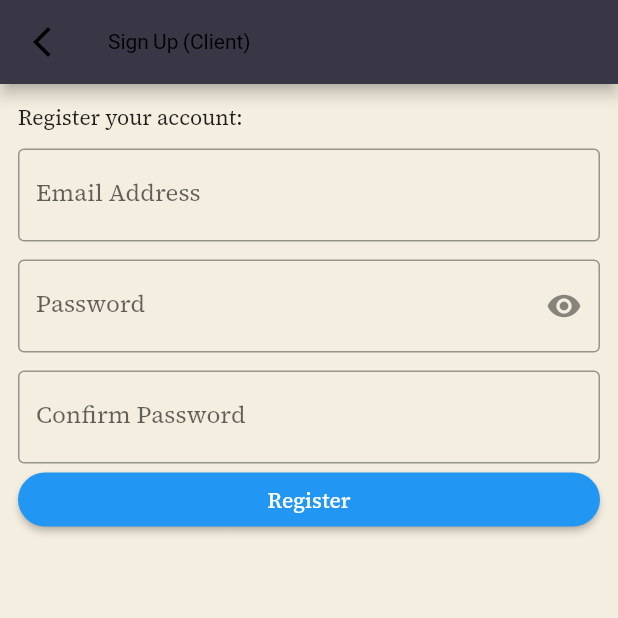
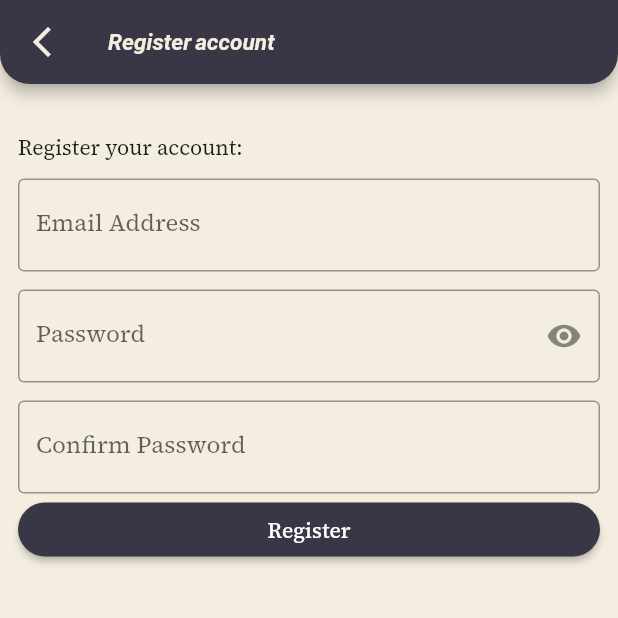
Before and after one commit to CarlloydViray/midtermProjToDoApp_2023, a Flutter app: the screen it shows after launch, after a tap on "Login", after a tap on "Register", on a phone screen of 412 x 824 dp, the top half of it. Run offline on Flutter 3.47's test engine with Material 2 defaults, Android fonts, the light colour scheme and no system bars; our stand-ins replace cloud_firestore, curved_navigation_bar, email_validator, firebase_auth, firebase_core, google_fonts and 1 more; missing offline and left inert: flutterfire_ui; accounts and stored records are empty.

Commit message:
add few changes to design

```diff
--- a/lib/authGate.dart
+++ b/lib/authGate.dart
@@ -4,6 +4,7 @@ import 'package:flutter/cupertino.dart';
 import 'package:flutter/material.dart';
 import 'package:flutterfire_ui/auth.dart';
 import 'package:google_fonts/google_fonts.dart';
+import 'package:midtermprojecttodoapp/screens/homeScreen.dart';
 import 'package:midtermprojecttodoapp/screens/loginScreen.dart';
 import 'package:midtermprojecttodoapp/screens/todoScreen.dart';
 
@@ -18,7 +19,7 @@ class authGate extends StatelessWidget {
           if (!snapshot.hasData) {
             return loginScreen();
           }
-          return todoScreen();
+          return HomeScreen();
         });
   }
 }
--- a/lib/main.dart
+++ b/lib/main.dart
@@ -36,8 +36,19 @@ class MyApp extends StatelessWidget {
         fontFamily: GoogleFonts.sourceSerifPro().fontFamily,
         scaffoldBackgroundColor: Color(0xFFF4EEE0),
         appBarTheme: AppBarTheme(
-            color: Color(0xFF393646),
-            titleTextStyle: TextStyle(color: Color(0xF4EEE0))),
+          color: Color(0xFF393646),
+          titleTextStyle: TextStyle(
+            fontSize: 15,
+            fontWeight: FontWeight.bold,
+            fontStyle: FontStyle.italic,
+          ),
+          shape: RoundedRectangleBorder(
+            borderRadius: BorderRadius.vertical(
+              bottom: Radius.circular(20),
+            ),
+          ),
+        ),
+
       ),
       debugShowCheckedModeBanner: false,
       home: authGate(),
--- a/lib/screens/loginScreen.dart
+++ b/lib/screens/loginScreen.dart
@@ -61,6 +61,7 @@ class _loginScreenState extends State<loginScreen> {
       }
     }).catchError((err) {
       if(mounted) {
+        Navigator.pop(context);
         QuickAlert.show(
           context: context,
           type: QuickAlertType.error,
@@ -92,7 +93,7 @@ class _loginScreenState extends State<loginScreen> {
                     child: Column(
                       children: [
                         SizedBox(
-                          height: 12,
+                          height: 100,
                         ),
                         CircleAvatar(
                             radius: 50,
@@ -176,7 +177,6 @@ class _loginScreenState extends State<loginScreen> {
                     height: 12.0,
                   ),
                   ElevatedButton(
-                    // onPressed: registerClient,
                     onPressed: login,
                     style: ElevatedButton.styleFrom(
                         primary: Color(0xFF393646),
@@ -185,7 +185,6 @@ class _loginScreenState extends State<loginScreen> {
                     child: const Text('Login'),
                   ),
                   ElevatedButton(
-                    // onPressed: registerClient,
                     onPressed: () {
                       Navigator.push(
                         context,
--- a/lib/screens/registerScreen.dart
+++ b/lib/screens/registerScreen.dart
@@ -5,6 +5,7 @@ import 'package:flutter/cupertino.dart';
 import 'package:flutter/material.dart';
 import 'package:flutter/src/widgets/container.dart';
 import 'package:flutter/src/widgets/framework.dart';
+import 'package:midtermprojecttodoapp/screens/homeScreen.dart';
 import 'package:midtermprojecttodoapp/screens/todoScreen.dart';
 import 'package:quickalert/quickalert.dart';
 
@@ -19,11 +20,6 @@ class _registerScreenState extends State<registerScreen> {
   final emailController = TextEditingController();
   final passwordController = TextEditingController();
   final confirmpassController = TextEditingController();
-  final fnameController = TextEditingController();
-  final mnameController = TextEditingController();
-  final lnameController = TextEditingController();
-  final bday = TextEditingController();
-  final addressController = TextEditingController();
 
   var obscurePassword = true;
   final _formkey = GlobalKey<FormState>();
@@ -57,7 +53,7 @@ class _registerScreenState extends State<registerScreen> {
         context,
         CupertinoPageRoute(
           builder: (context) {
-            return todoScreen();
+            return HomeScreen();
           },
         ),
       );
@@ -112,13 +108,13 @@ class _registerScreenState extends State<registerScreen> {
     return Scaffold(
       appBar: AppBar(
         title: const Text(
-          'Sign Up (Client)',
-          style: TextStyle(color: Colors.black),
+          'Register account',
+          style: TextStyle(color: Color(0xFFF4EEE0)),
         ),
         leading: IconButton(
           icon: const Icon(
             Icons.arrow_back_ios_new,
-            color: Colors.black,
+            color: Color(0xFFF4EEE0),
           ),
           onPressed: () => Navigator.pop(context),
         ),
@@ -132,6 +128,7 @@ class _registerScreenState extends State<registerScreen> {
             child: Column(
               crossAxisAlignment: CrossAxisAlignment.stretch,
               children: [
+                SizedBox(height: 20,),
                 const Text('Register your account:'),
                 const SizedBox(
                   height: 12.0,
@@ -210,16 +207,13 @@ class _registerScreenState extends State<registerScreen> {
                     fontSize: 16,
                   ),
                 ),
-                ElevatedButton(
-                  onPressed: () {
-                    validateInput();
-                  },
-                  style: ElevatedButton.styleFrom(
-                    shape: RoundedRectangleBorder(
-                      borderRadius: BorderRadius.circular(20),
-                    ),
-                  ),
-                  child: const Text('Register'),
+                 ElevatedButton(
+                    onPressed: validateInput,
+                    style: ElevatedButton.styleFrom(
+                        primary: Color(0xFF393646),
+                        shape: RoundedRectangleBorder(
+                            borderRadius: BorderRadius.circular(18))),
+                    child: const Text('Register'),
                 ),
               ],
             ),
--- a/pubspec.yaml
+++ b/pubspec.yaml
@@ -31,11 +31,13 @@ environment:
 dependencies:
   cloud_firestore: ^4.5.1
   cupertino_icons: ^1.0.2
+  curved_navigation_bar: ^1.0.3
   email_validator: ^2.1.17
   firebase_auth: ^4.4.1
   firebase_core: ^2.9.0
   flutter:
     sdk: flutter
+  flutter_slidable: ^3.0.0
   flutterfire_ui: ^0.4.3+20
   google_fonts: ^4.0.3
   quickalert: ^1.0.1
```
Also changed, not shown: lib/screens/finished.dart (added, +25 -0 lines), lib/screens/homeScreen.dart (added, +85 -0 lines), lib/screens/toCreateScreen.dart (added, +77 -0 lines), lib/screens/todoScreen.dart (+25 -27 lines), pubspec.lock.
